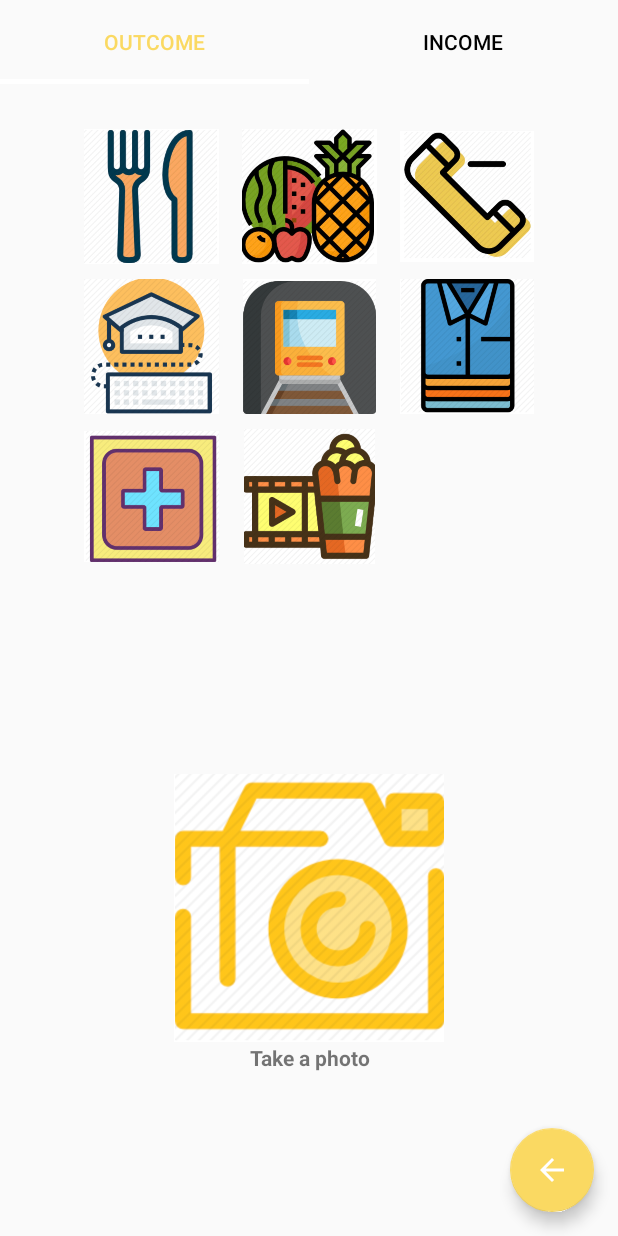
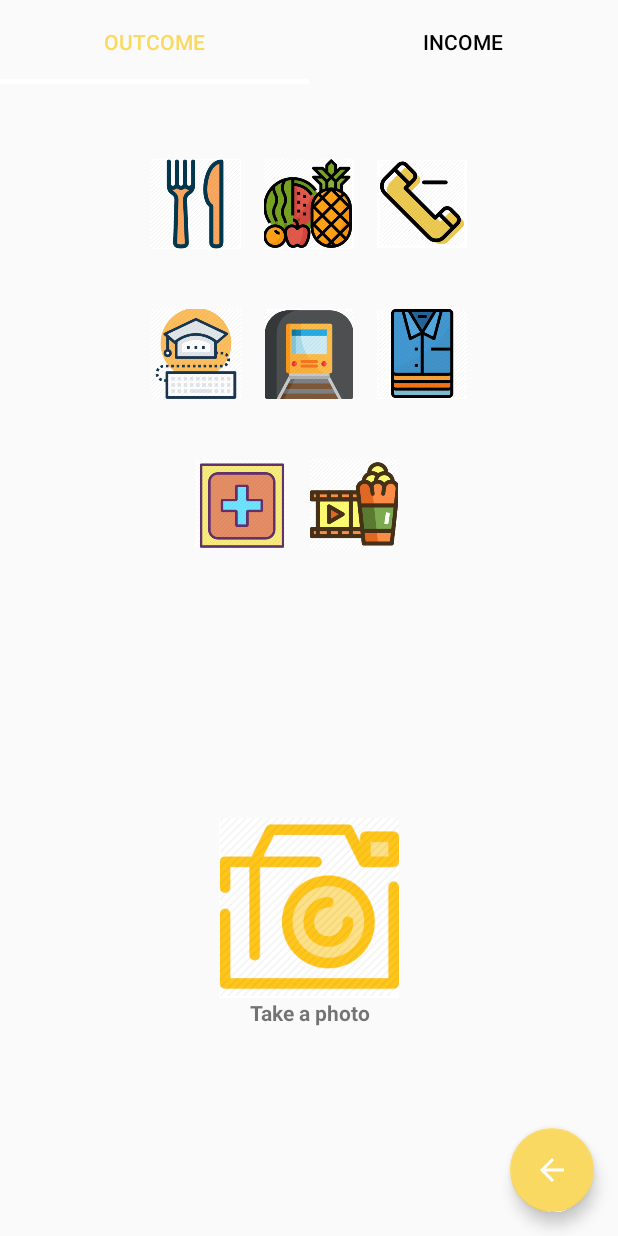
Before and after one commit to 549033790/myaccount, an Android app: the AddActivity screen opened directly, with no data from a screen before it, on a phone screen of 412 x 824 dp. Run offline under Robolectric (Android 15) with nearby library versions, the phone set to English and light mode, and no system bars; libraries missing offline, so code that uses them is left out: org.litepal, org.litepal.crud.

Commit message:
fix layoutbug

```diff
--- a/app/src/main/java/com/example/accountbook/AddActivity.java
+++ b/app/src/main/java/com/example/accountbook/AddActivity.java
@@ -262,7 +262,7 @@ public class AddActivity extends MyActivityManager implements View.OnClickListen
         });
 
         // 参数2,3：指明popupwindow的宽度和高度
-        popupWindow = new PopupWindow(popupView, 600, 600);
+        popupWindow = new PopupWindow(popupView, 300, 300);
         WindowManager.LayoutParams lp = getWindow().getAttributes();
         lp.alpha = 0.4f;
         getWindow().setAttributes(lp);
--- a/app/src/main/java/com/example/accountbook/LoginActivity.java
+++ b/app/src/main/java/com/example/accountbook/LoginActivity.java
@@ -34,6 +34,7 @@ public class LoginActivity extends MyActivityManager {
                 if(username.equals("") || password.equals("")){
                     Toast.makeText(LoginActivity.this, "Username or Password can't be vacant!", Toast.LENGTH_SHORT).show();
                 }else{
+                    //进行账号密码验证进行登陆
                     if(username.equals("admin") && password.equals("admin")){
                         Intent intent=new Intent(LoginActivity.this, MainActivity.class).setFlags(Intent.FLAG_ACTIVITY_CLEAR_TASK|Intent.FLAG_ACTIVITY_NEW_TASK);
                         startActivity(intent);
--- a/app/src/main/res/layout/activity_main.xml
+++ b/app/src/main/res/layout/activity_main.xml
@@ -68,7 +68,7 @@
                 android:layout_width="0dp"
                 android:layout_height="wrap_content"
                 android:layout_weight="1"
-                android:gravity="right"
+                android:gravity="center"
                 android:text="Outcome : "
                 android:textColor="#000000"
                 android:textStyle="bold" />
--- a/app/src/main/res/layout/dialog_take_photo_info.xml
+++ b/app/src/main/res/layout/dialog_take_photo_info.xml
@@ -48,7 +48,6 @@
         android:layout_width="100dp"
         android:layout_height="wrap_content"
         android:hint="How much"
-        android:inputType="numberDecimal"
         android:digits=".1234567890"/>
 
     <LinearLayout
--- a/app/src/main/res/layout/layout_fragment_first.xml
+++ b/app/src/main/res/layout/layout_fragment_first.xml
@@ -19,6 +19,7 @@
             android:layout_height="300dp"
             android:orientation="vertical"
             android:layout_marginTop="30dp"
+            android:gravity="center"
             app:layout_constraintEnd_toEndOf="parent"
             app:layout_constraintHorizontal_bias="0.5"
             app:layout_constraintStart_toStartOf="parent"
@@ -27,28 +28,29 @@
             <LinearLayout
                 android:layout_width="match_parent"
                 android:layout_height="100dp"
+                android:gravity="center"
                 android:orientation="horizontal">
 
                 <ImageView
                     android:id="@+id/imageView_type_food"
-                    android:layout_width="90dp"
-                    android:layout_height="90dp"
+                    android:layout_width="60dp"
+                    android:layout_height="60dp"
                     android:layout_marginRight="15dp"
                     android:onClick="onClick"
                     android:src="@drawable/food" />
 
                 <ImageView
                     android:id="@+id/imageView_type_fruits"
-                    android:layout_width="90dp"
-                    android:layout_height="90dp"
+                    android:layout_width="60dp"
+                    android:layout_height="60dp"
                     android:onClick="onClick"
                     android:layout_marginRight="15dp"
                     android:src="@drawable/fruit" />
 
                 <ImageView
                     android:id="@+id/imageView_type_communication"
-                    android:layout_width="90dp"
-                    android:layout_height="90dp"
+                    android:layout_width="60dp"
+                    android:layout_height="60dp"
                     android:onClick="onClick"
                     android:src="@drawable/communication" />
 
@@ -58,29 +60,30 @@
             <LinearLayout
                 android:layout_width="match_parent"
                 android:layout_height="100dp"
+                android:gravity="center"
                 android:orientation="horizontal">
 
                 <ImageView
                     android:id="@+id/imageView_type_education"
-                    android:layout_width="90dp"
+                    android:layout_width="60dp"
                     android:onClick="onClick"
-                    android:layout_height="90dp"
+                    android:layout_height="60dp"
                     android:layout_marginRight="15dp"
                     android:src="@drawable/education" />
 
                 <ImageView
                     android:id="@+id/imageView_type_trip"
-                    android:layout_width="90dp"
-                    android:layout_height="90dp"
+                    android:layout_width="60dp"
+                    android:layout_height="60dp"
                     android:onClick="onClick"
                     android:layout_marginRight="15dp"
                     android:src="@drawable/trip" />
 
                 <ImageView
                     android:id="@+id/imageView_type_cloth"
-                    android:layout_width="90dp"
+                    android:layout_width="60dp"
                     android:onClick="onClick"
-                    android:layout_height="90dp"
+                    android:layout_height="60dp"
                     android:src="@drawable/clothes" />
 
             </LinearLayout>
@@ -88,20 +91,21 @@
             <LinearLayout
                 android:layout_width="match_parent"
                 android:layout_height="100dp"
-                android:orientation="horizontal">
+                android:orientation="horizontal"
+                android:gravity="center">
 
                 <ImageView
                     android:id="@+id/imageView_type_medical"
-                    android:layout_width="90dp"
-                    android:layout_height="90dp"
+                    android:layout_width="60dp"
+                    android:layout_height="60dp"
                     android:onClick="onClick"
                     android:layout_marginRight="15dp"
                     android:src="@drawable/medical" />
 
                 <ImageView
                     android:id="@+id/imageView_type_entertainment"
-                    android:layout_width="90dp"
-                    android:layout_height="90dp"
+                    android:layout_width="60dp"
+                    android:layout_height="60dp"
                     android:onClick="onClick"
                     android:layout_marginRight="15dp"
                     android:src="@drawable/entertainment" />
@@ -114,8 +118,8 @@
 
         <ImageView
             android:id="@+id/imageView_type_takePhotos"
-            android:layout_width="180dp"
-            android:layout_height="180dp"
+            android:layout_width="120dp"
+            android:layout_height="120dp"
             android:src="@drawable/take_photos"
             app:layout_constraintBottom_toBottomOf="parent"
             app:layout_constraintTop_toBottomOf="@id/linearLayout_types"
--- a/app/src/main/res/layout/popup_add.xml
+++ b/app/src/main/res/layout/popup_add.xml
@@ -31,8 +31,9 @@
             android:layout_marginLeft="30dp"
             android:layout_marginRight="10dp"
             android:hint="How much"
-            android:inputType="numberDecimal"
             android:gravity="center"
+            android:digits=".1234567890"
+            android:inputType="number"
             android:maxLines="1"
             android:layout_weight="1" />
 
```
Also changed, not shown: app/src/main/res/layout/activity_login.xml (+6 -3 lines), app/src/main/res/layout/layout_fragment_second.xml (+10 -9 lines), 6 other files.
